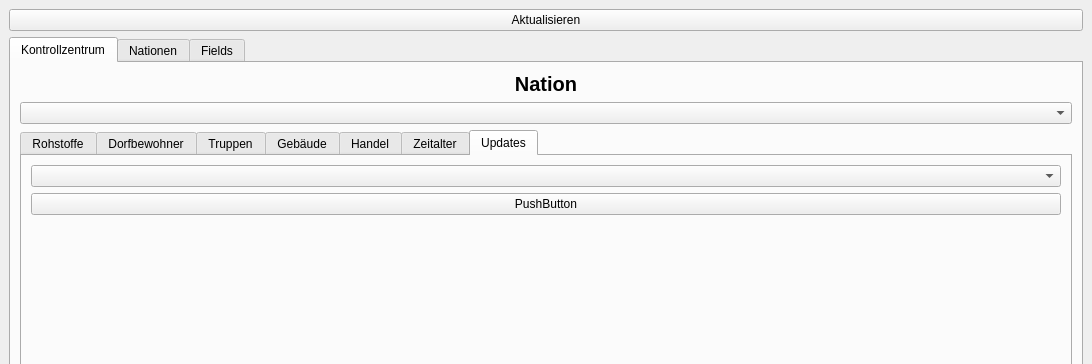
Before: the Qt Designer form src/ui/GameUI.ui in lstoffer/Age-of-Empires, drawn with Qt 5; both pictures show x 0 to 1092 and y 0 to 364 of the 1092 by 1024 pixel window.
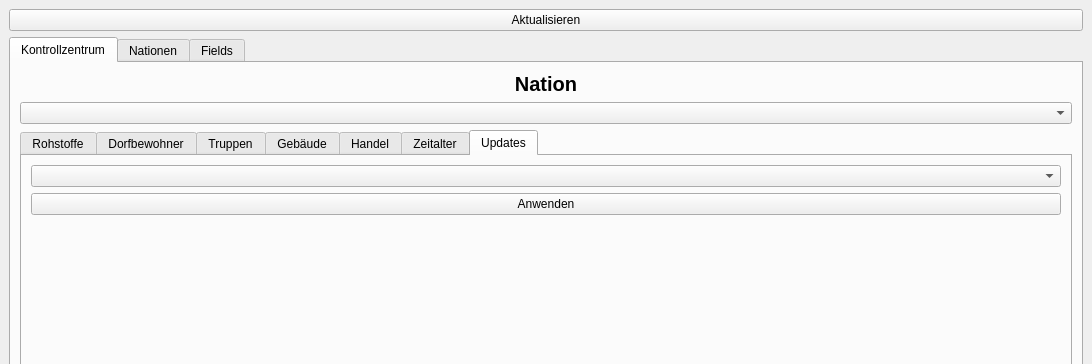
After: the same form once the commit is applied. The open tabs and pages were chosen to show the change.

What changed in the file:
```diff
--- a/src/ui/GameUI.ui
+++ b/src/ui/GameUI.ui
@@ -925,7 +925,7 @@
             <item>
              <widget class="QPushButton" name="updates_btn">
               <property name="text">
-               <string>PushButton</string>
+               <string>Anwenden</string>
               </property>
              </widget>
             </item>
```
Left out of the diff: 6 changed lines with no effect on the pictures.
